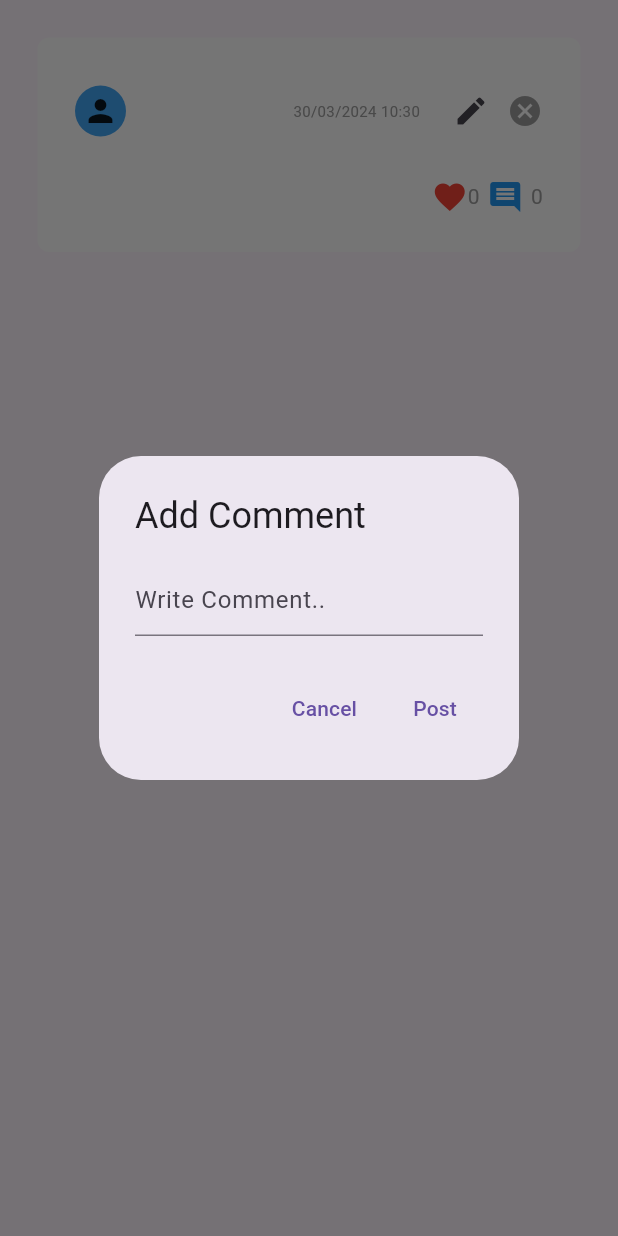
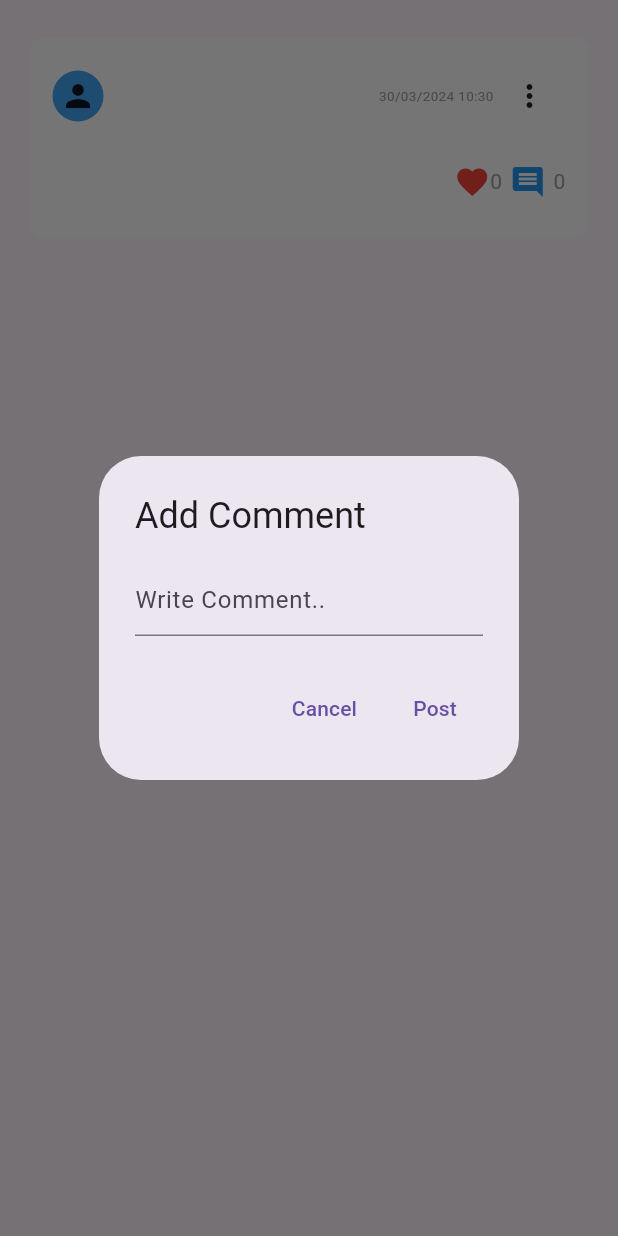
Before and after one commit to rataporn/mobile_project, a Flutter app: the Post widget shown alone on an empty page, opened directly with empty values, after a tap on the "favorite outline" icon, after a tap on the "comment" icon, on a phone screen of 412 x 824 dp. Run offline on Flutter 3.47's test engine with Material 3 defaults, Android fonts, the light colour scheme and no system bars; our stand-ins replace cloud_firestore, firebase_auth, firebase_core; accounts and stored records are empty.

Commit message:
Add icon for edit and delete

```diff
--- a/lib/components/post.dart
+++ b/lib/components/post.dart
@@ -1,8 +1,9 @@
-// ignore_for_file: prefer_const_constructors, prefer_const_literals_to_create_immutables
+// ignore_for_file: prefer_const_constructors, prefer_const_literals_to_create_immutables, no_leading_underscores_for_local_identifiers
 
 import 'package:cloud_firestore/cloud_firestore.dart';
 import 'package:firebase_auth/firebase_auth.dart';
 import 'package:flutter/material.dart';
+import 'package:flutter/widgets.dart';
 import 'package:twitty/components/comment.dart';
 import 'package:twitty/components/comment_button.dart';
 import 'package:twitty/components/delete_button.dart';
@@ -242,8 +243,8 @@ class _PostState extends State<Post> {
           color: Colors.white,
           borderRadius: BorderRadius.circular(8),
         ),
-        margin: EdgeInsets.only(top: 25, left: 25, right: 25),
-        padding: EdgeInsets.all(25),
+        margin: EdgeInsets.only(top: 25, left: 20, right: 20),
+        padding: EdgeInsets.all(15),
         child: Column(
           crossAxisAlignment: CrossAxisAlignment.start,
           children: [
@@ -252,6 +253,7 @@ class _PostState extends State<Post> {
               children: [
                 Row(
                   crossAxisAlignment: CrossAxisAlignment.center,
+                  mainAxisAlignment: MainAxisAlignment.spaceBetween,
                   children: [
                     // profile pic
                     Container(
@@ -265,22 +267,32 @@ class _PostState extends State<Post> {
                     Expanded(
                       child: Text(
                         widget.user,
-                        style: TextStyle(color: Colors.blue[500]),
+                        style: TextStyle(color: Colors.blue[500], fontSize: 12),
                       ),
                     ),
                     const SizedBox(width: 5),
                     Text(
                       formatDate(widget.time),
-                      style: TextStyle(color: Colors.grey[500], fontSize: 10),
+                      style: TextStyle(color: Colors.grey[500], fontSize: 9),
                     ),
-                    const SizedBox(height: 10),
-                    const SizedBox(width: 10),
                     if (widget.user == currentUser.email)
-                      EditButton(
-                        onTap: () => editPost(widget.message),
+                      PopupMenuButton<String>(
+                        icon: Icon(Icons.more_vert_outlined),
+                        itemBuilder: (context) => [
+                          PopupMenuItem(
+                            child: EditButton(
+                              onTap: () {
+                                editPost(widget.message);
+                              },
+                            ),
+                          ),
+                          PopupMenuItem(child: DeleteButton(
+                            onTap: () {
+                              deletePost();
+                            },
+                          )),
+                        ],
                       ),
-                    if (widget.user == currentUser.email)
-                      DeleteButton(onTap: deletePost)
                   ],
                 ),
               ],
@@ -328,6 +340,7 @@ class _PostState extends State<Post> {
                       .collection("User Posts")
                       .doc(widget.postId)
                       .collection("Comments")
+                      .orderBy("CommentTime")
                       .snapshots(),
                   builder: (context, snapshot) {
                     // show loading circle if no data yet
@@ -345,6 +358,9 @@ class _PostState extends State<Post> {
                   },
                 ),
               ],
+            ),
+            SizedBox(
+              height: 10,
             ),
 
             // comments under post
```
Also changed, not shown: lib/components/delete_button.dart (+14 -6 lines), lib/components/edit_button.dart (+14 -3 lines), lib/pages/home_page.dart (+8 -2 lines).
